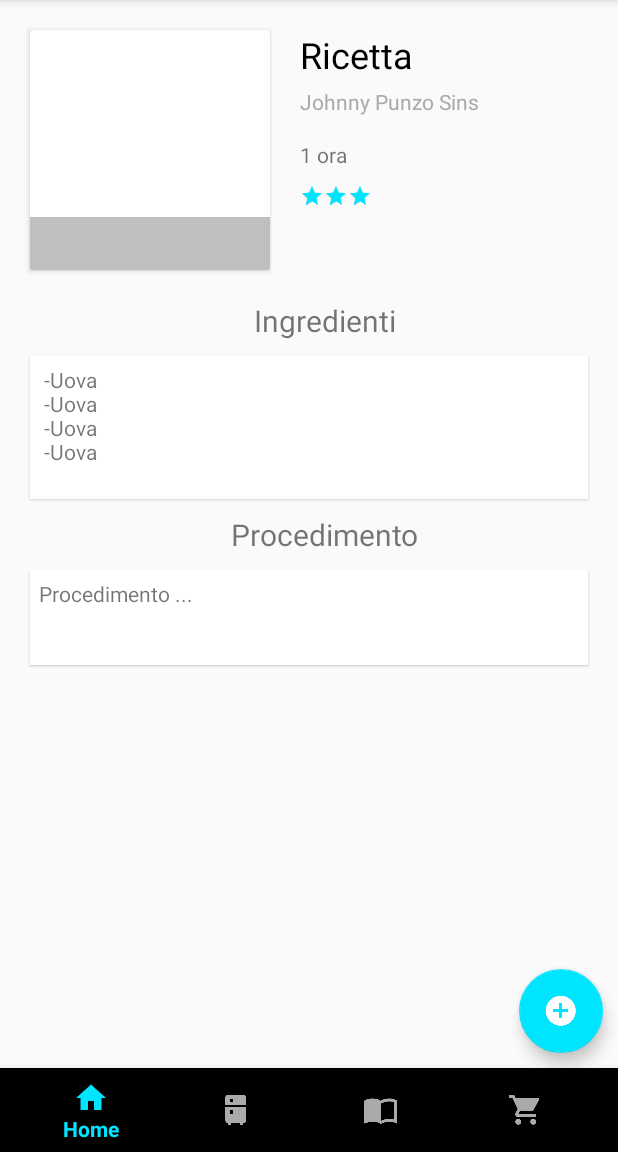
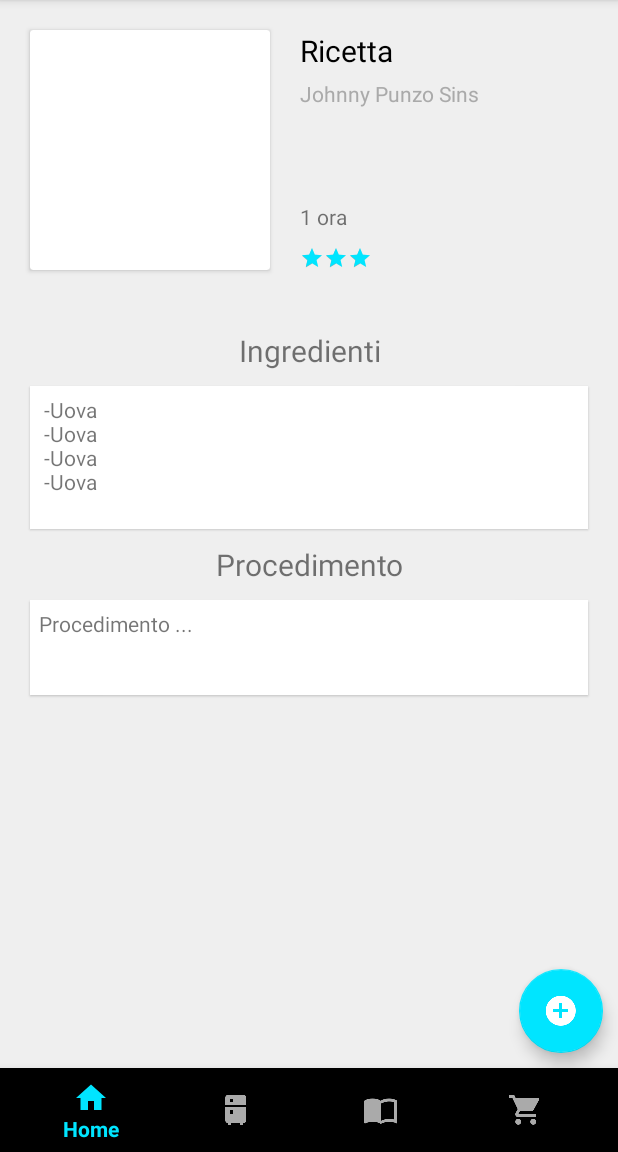
Before and after one commit to alesala95/progetto_domotica, an Android app: the fragment RecipeItemFragment placed in its activity, on a phone screen of 412 x 824 dp, the part 84-1236 px from its top. Run offline under Robolectric (Android 15) with nearby library versions, the phone set to English and light mode, and no system bars; our stand-ins replace Picasso; pictures from the network do not load; 1 statement that could not run was skipped.

Commit message:
no message

```diff
--- a/SmartFridge_fragment/app/build.gradle
+++ b/SmartFridge_fragment/app/build.gradle
@@ -39,5 +39,6 @@ dependencies {
     compile  'com.github.whalemare:sheetmenu:1.3.3'//usata per bottom sheet
     compile 'com.android.support:design:26.1.0'
     compile "com.android.support:support-v4:26.1.0"//notifiche
+    compile 'com.squareup.picasso:picasso:2.71828'
 
 }
--- a/SmartFridge_fragment/app/src/main/java/com/example/itsadmin/smartfridge_fragment/Main/Fragments/RecipeItemFragment.java
+++ b/SmartFridge_fragment/app/src/main/java/com/example/itsadmin/smartfridge_fragment/Main/Fragments/RecipeItemFragment.java
@@ -2,6 +2,7 @@ package com.example.itsadmin.smartfridge_fragment.Main.Fragments;
 
 
 import android.content.Intent;
+import android.media.Image;
 import android.os.Bundle;
 import android.support.design.widget.FloatingActionButton;
 import android.support.v4.app.Fragment;
@@ -13,6 +14,7 @@ import android.view.animation.AlphaAnimation;
 import android.view.animation.Animation;
 import android.view.animation.AnimationUtils;
 import android.widget.Button;
+import android.widget.ImageView;
 import android.widget.RatingBar;
 import android.widget.RelativeLayout;
 import android.widget.TextView;
@@ -22,6 +24,7 @@ import com.example.itsadmin.smartfridge_fragment.Models.Ricetta;
 import com.example.itsadmin.smartfridge_fragment.R;
 import com.example.itsadmin.smartfridge_fragment.Singleton.RetrofitService;
 import com.example.itsadmin.smartfridge_fragment.SmartFridgeAPI.RicetteAPI;
+import com.squareup.picasso.Picasso;
 
 import java.util.ArrayList;
 import java.util.HashMap;
@@ -63,6 +66,8 @@ public class RecipeItemFragment extends Fragment {
 
     RatingBar difficoltaRate;
 
+    ImageView imgRic;
+
     public RecipeItemFragment() {
         // Required empty public constructor
     }
@@ -93,6 +98,7 @@ public class RecipeItemFragment extends Fragment {
         testoIngredienti = view.findViewById(R.id.testoIngredienti);
         testoProcedimento = view.findViewById(R.id.testoProcedimento);
 
+        imgRic = view.findViewById(R.id.imgRic);
 
         aggiornaUI(idR);
 
@@ -264,6 +270,8 @@ public class RecipeItemFragment extends Fragment {
                 testoProcedimento.setText(arl.get(0).getProcedimento());
                 difficoltaRate.setRating(arl.get(0).getDifficolta());
 
+                Picasso.get().load(RetrofitService.getInstance().getRetrofit().baseUrl()+""+arl.get(0).getUrlImage()).into(imgRic);
+
                 System.out.println("Response");
             }
 
--- a/SmartFridge_fragment/app/src/main/java/com/example/itsadmin/smartfridge_fragment/Main/MainActivity.java
+++ b/SmartFridge_fragment/app/src/main/java/com/example/itsadmin/smartfridge_fragment/Main/MainActivity.java
@@ -28,6 +28,8 @@ import com.example.itsadmin.smartfridge_fragment.R;
 import com.example.itsadmin.smartfridge_fragment.Main.Fragments.RecipeFragment;
 import com.example.itsadmin.smartfridge_fragment.Setting.SettingActivity;
 import com.example.itsadmin.smartfridge_fragment.Main.Fragments.ShopFragment;
+import com.squareup.picasso.Picasso;
+import com.squareup.picasso.PicassoProvider;
 
 import java.lang.reflect.Field;
 
--- a/SmartFridge_fragment/app/src/main/res/layout/activity_main.xml
+++ b/SmartFridge_fragment/app/src/main/res/layout/activity_main.xml
@@ -9,7 +9,8 @@
     xmlns:android="http://schemas.android.com/apk/res/android"
     xmlns:app="http://schemas.android.com/apk/res-auto"
     xmlns:tools="http://schemas.android.com/tools"
-    tools:context="com.example.itsadmin.smartfridge_fragment.Main.MainActivity">
+    tools:context="com.example.itsadmin.smartfridge_fragment.Main.MainActivity"
+    android:background="#EFEFEF">
 
     <android.support.v7.widget.Toolbar
 
--- a/SmartFridge_fragment/app/src/main/res/layout/fragment_recipe_item.xml
+++ b/SmartFridge_fragment/app/src/main/res/layout/fragment_recipe_item.xml
@@ -38,13 +38,10 @@
                     app:cardCornerRadius="2dp"
                     app:cardElevation="2dp">
 
-                    <LinearLayout
+                    <ImageView
+                        android:id="@+id/imgRic"
                         android:layout_width="match_parent"
-                        android:layout_height="35dp"
-                        android:layout_gravity="bottom"
-                        android:background="@color/transparent">
-
-                    </LinearLayout>
+                        android:layout_height="match_parent" />
 
                 </android.support.v7.widget.CardView>
 
@@ -55,10 +52,14 @@
                     android:layout_width="wrap_content"
                     android:layout_height="wrap_content"
                     android:layout_alignTop="@+id/card_recipe"
+                    android:layout_marginRight="10dp"
                     android:layout_toEndOf="@+id/card_recipe"
+                    android:ellipsize="end"
+                    android:maxLines="1"
                     android:text="Ricetta"
+                    android:textAllCaps="false"
                     android:textColor="#000"
-                    android:textSize="24sp" />
+                    android:textSize="20sp" />
 
                 <TextView
 
@@ -77,11 +78,10 @@
                     style="?android:attr/ratingBarStyleSmall"
                     android:layout_width="wrap_content"
                     android:layout_height="wrap_content"
-                    android:layout_below="@+id/durata"
+                    android:layout_alignBottom="@+id/card_recipe"
                     android:layout_toEndOf="@+id/card_recipe"
                     android:max="3"
                     android:numStars="3"
-                    android:layout_marginTop="10dp"
                     android:progressBackgroundTint="@color/transparent"
                     android:rating="3"
                     android:secondaryProgressTint="@color/transparent" />
@@ -92,9 +92,9 @@
                     android:id="@+id/durata"
                     android:layout_width="wrap_content"
                     android:layout_height="wrap_content"
-                    android:layout_below="@+id/nomeUtente"
-                    android:layout_marginTop="16dp"
+                    android:layout_above="@+id/difficolta_rate"
                     android:layout_toEndOf="@+id/card_recipe"
+                    android:layout_marginBottom="10dp"
                     android:text="1 ora" />
 
                 <!-- ingredienti e procedimento -->
@@ -107,6 +107,8 @@
                     android:layout_alignLeft="@id/card_recipe"
                     android:layout_below="@id/card_recipe"
                     android:layout_gravity="center"
+                    android:layout_marginTop="20dp"
+                    android:layout_marginRight="20dp"
                     android:text="Ingredienti"
                     android:textSize="20sp" />
 
@@ -131,6 +133,7 @@
                     android:layout_alignLeft="@id/card_recipe"
                     android:layout_below="@id/testoIngredienti"
                     android:layout_marginTop="10dp"
+                    android:layout_marginRight="20dp"
                     android:text="Procedimento"
                     android:textSize="20sp" />
 
@@ -154,6 +157,6 @@
 
     </LinearLayout>
 
-     <include layout="@layout/fab"/>
+    <include layout="@layout/fab"/>
 
 </FrameLayout>
--- a/SmartFridge_fragment/app/src/main/res/values/colors.xml
+++ b/SmartFridge_fragment/app/src/main/res/values/colors.xml
@@ -6,6 +6,7 @@
     <color name="TemperatureColor" id="TemperatureColor">#FFFFFF</color>
 
     <color name="AzzurroMin" id="AzzurroMin" >#00e5ff</color>
+    <!-- <color name="AzzurroMin">#6BB9F0</color> -->
     <color name="NavColor">#40C4FF</color>
     <color name="BlueColor">#01579B</color>
 
```
Also changed, not shown: SmartFridge_fragment/app/src/main/AndroidManifest.xml (+10 -3 lines), SmartFridge_fragment/app/src/main/java/com/example/itsadmin/smartfridge_fragment/Main/Adapters/AdapterList.java (+14 -10 lines), SmartFridge_fragment/app/src/main/java/com/example/itsadmin/smartfridge_fragment/Main/Adapters/AdapterRicetteConsigliate.java (+7 -14 lines), SmartFridge_fragment/app/src/main/java/com/example/itsadmin/smartfridge_fragment/Main/Fragments/FrigoFragment.java (+22 -27 lines), SmartFridge_fragment/app/src/main/java/com/example/itsadmin/smartfridge_fragment/Models/Alimento.java (+13 -1 lines), SmartFridge_fragment/app/src/main/java/com/example/itsadmin/smartfridge_fragment/Models/Ricetta.java (+15 -2 lines), SmartFridge_fragment/app/src/main/java/com/example/itsadmin/smartfridge_fragment/SmartFridgeAPI/ImagesApi.java (added, +17 -0 lines), SmartFridge_fragment/app/src/main/res/layout/fragment_recipe.xml (+15 -5 lines), SmartFridge_fragment/app/src/main/res/layout/item_list_ricette_consigliate.xml (+11 -15 lines), SmartFridge_fragment/app/src/main/res/layout/item_lista_prodotto.xml (+9 -7 lines).
